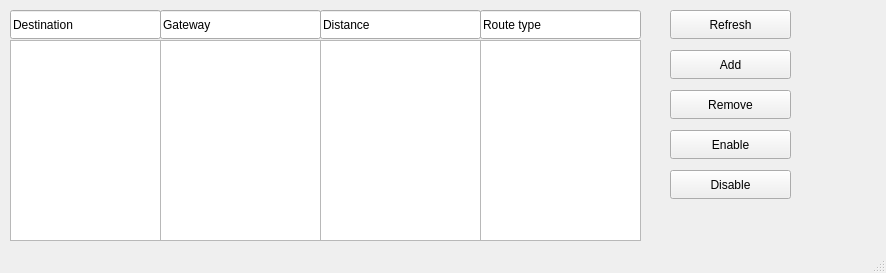
Before: the Qt Designer form loginGUI/route.ui in adiosko/mikrotik, drawn with Qt 5.
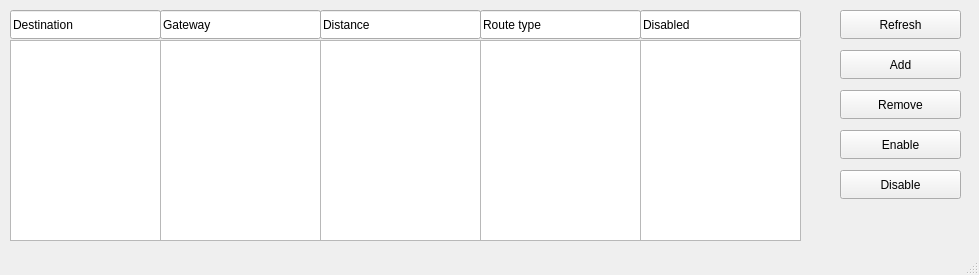
After: the same form once the commit is applied.

```diff
--- a/loginGUI/route.ui
+++ b/loginGUI/route.ui
@@ -6,8 +6,8 @@
    <rect>
     <x>0</x>
     <y>0</y>
-    <width>886</width>
-    <height>273</height>
+    <width>979</width>
+    <height>275</height>
    </rect>
   </property>
   <property name="windowTitle">
@@ -37,7 +37,7 @@
    <widget class="QPushButton" name="refreshButton">
     <property name="geometry">
      <rect>
-      <x>670</x>
+      <x>840</x>
       <y>10</y>
       <width>121</width>
       <height>29</height>
@@ -63,7 +63,7 @@
    <widget class="QPushButton" name="removeButton">
     <property name="geometry">
      <rect>
-      <x>670</x>
+      <x>840</x>
       <y>90</y>
       <width>121</width>
       <height>29</height>
@@ -76,7 +76,7 @@
    <widget class="QPushButton" name="addButton">
     <property name="geometry">
      <rect>
-      <x>670</x>
+      <x>840</x>
       <y>50</y>
       <width>121</width>
       <height>29</height>
@@ -125,7 +125,7 @@
    <widget class="QPushButton" name="enableButton">
     <property name="geometry">
      <rect>
-      <x>670</x>
+      <x>840</x>
       <y>130</y>
       <width>121</width>
       <height>29</height>
@@ -138,7 +138,7 @@
    <widget class="QPushButton" name="disableButton">
     <property name="geometry">
      <rect>
-      <x>670</x>
+      <x>840</x>
       <y>170</y>
       <width>121</width>
       <height>29</height>
@@ -171,6 +171,29 @@
      </rect>
     </property>
    </widget>
+   <widget class="QListWidget" name="disableField">
+    <property name="geometry">
+     <rect>
+      <x>640</x>
+      <y>40</y>
+      <width>161</width>
+      <height>201</height>
+     </rect>
+    </property>
+   </widget>
+   <widget class="QLineEdit" name="version_4">
+    <property name="geometry">
+     <rect>
+      <x>640</x>
+      <y>10</y>
+      <width>161</width>
+      <height>29</height>
+     </rect>
+    </property>
+    <property name="text">
+     <string>Disabled</string>
+    </property>
+   </widget>
   </widget>
   <widget class="QStatusBar" name="statusbar"/>
  </widget>
```
